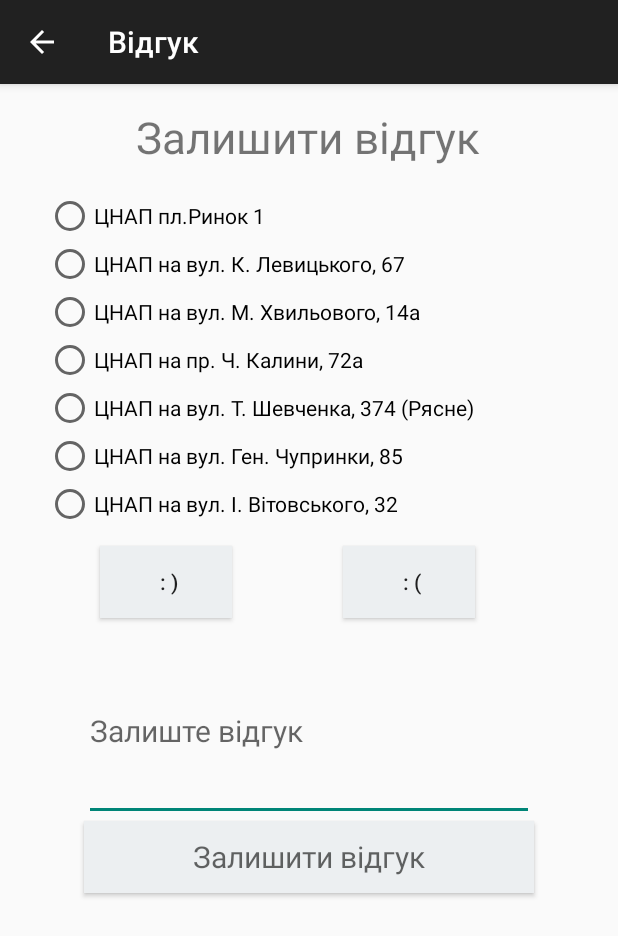
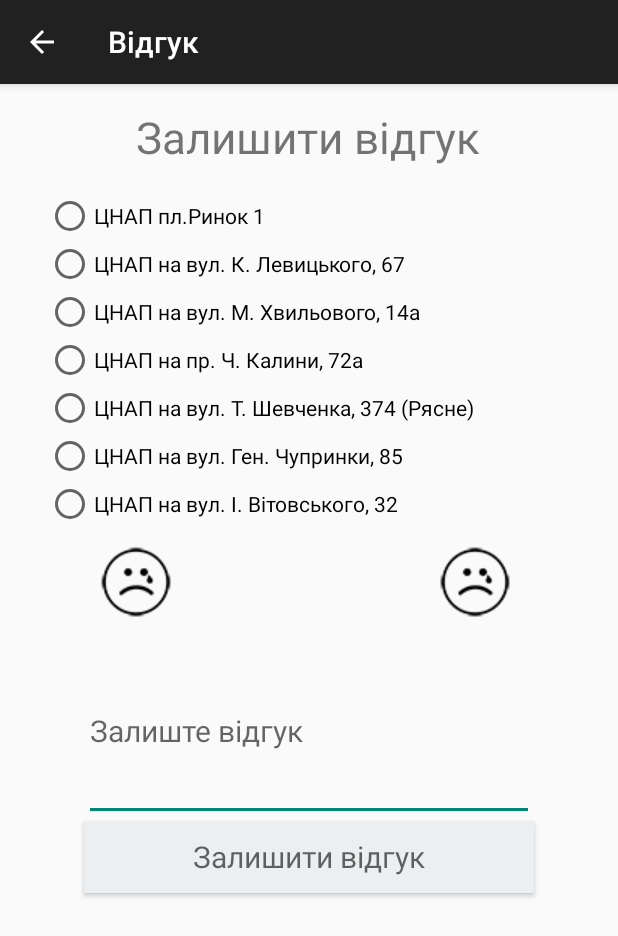
Before and after one commit to NewWorldOrderTeam/ZNAP, an Android app: the RateActivity screen opened directly, with no data from a screen before it, on a phone screen of 412 x 824 dp. Shown: the top 936 px of the screen. Run offline under Robolectric (Android 15) with nearby library versions, the phone set to English and light mode, and no system bars.

Commit message:
[+] RateAcitvity Buttons->ImageButtons

```diff
--- a/prototype/android/LMR_ZNAP/app/src/main/java/com/znap/lmr/lmr_znap/RateActivity.java
+++ b/prototype/android/LMR_ZNAP/app/src/main/java/com/znap/lmr/lmr_znap/RateActivity.java
@@ -8,6 +8,7 @@ import android.view.MenuItem;
 import android.view.View;
 import android.widget.Button;
 import android.widget.EditText;
+import android.widget.ImageButton;
 import android.widget.RadioButton;
 import android.widget.RadioGroup;
 import android.widget.TextView;
@@ -32,13 +33,11 @@ public class RateActivity extends AppCompatActivity {
     RadioButton znapPrKalunu;
     RadioButton znapStrChuprunku;
     RadioButton znapStrVitovskogo;
-    Button btGoodReview;
-    Button btBadReview;
+    ImageButton btGoodReview;
+    ImageButton btBadReview;
     EditText etLeaveReview;
     Button btLeaveReview;
     String leaveReview;
-    boolean GoodReview;
-    boolean BadReview;
 
     @Override
     protected void onCreate(Bundle savedInstanceState) {
@@ -54,8 +53,8 @@ public class RateActivity extends AppCompatActivity {
         znapStrHvulovogo = (RadioButton) findViewById(R.id.znapStrHvulovogo);
         znapStrVitovskogo = (RadioButton) findViewById(R.id.znapStrVitovskogo);
         znapStrShevchenka = (RadioButton) findViewById(R.id.znapStrShevchenka);
-        btGoodReview = (Button) findViewById(R.id.btGoodReview);
-        btBadReview = (Button) findViewById(R.id.btBadReview);
+        btGoodReview = (ImageButton) findViewById(R.id.btGoodReview);
+        btBadReview = (ImageButton) findViewById(R.id.btBadReview);
         etLeaveReview = (EditText) findViewById(R.id.etLeaveReview);
         btLeaveReview = (Button) findViewById(R.id.btLeaveReview);
 
--- a/prototype/android/LMR_ZNAP/app/src/main/res/layout/activity_rate.xml
+++ b/prototype/android/LMR_ZNAP/app/src/main/res/layout/activity_rate.xml
@@ -110,8 +110,7 @@
 
 
 
-    <Button
-        android:background="@color/color"
+    <ImageButton
         android:id="@+id/btGoodReview"
         android:layout_width="wrap_content"
         android:layout_height="wrap_content"
@@ -121,19 +120,21 @@
         android:layout_marginLeft="36dp"
         android:layout_marginStart="36dp"
         android:layout_marginTop="12dp"
-        android:text=" : )" />
+        android:background="@null"
+        android:src="@drawable/bad" />
 
 
-
-    <Button
-        android:background="@color/color"
+    <ImageButton
         android:id="@+id/btBadReview"
         android:layout_width="wrap_content"
         android:layout_height="wrap_content"
-        android:layout_alignEnd="@+id/radioGroup"
-        android:layout_alignRight="@+id/radioGroup"
-        android:layout_alignTop="@+id/btGoodReview"
-        android:text=" : (" />
+        android:layout_above="@+id/etLeaveReview"
+        android:layout_alignEnd="@+id/etLeaveReview"
+        android:layout_alignRight="@+id/etLeaveReview"
+        android:layout_marginEnd="15dp"
+        android:layout_marginRight="15dp"
+        android:background="@null"
+        android:src="@drawable/bad" />
 
 
 
```
Also changed, not shown: prototype/android/LMR_ZNAP/app/src/main/res/drawable/bad.png, prototype/android/LMR_ZNAP/app/src/main/res/drawable/good.png.
